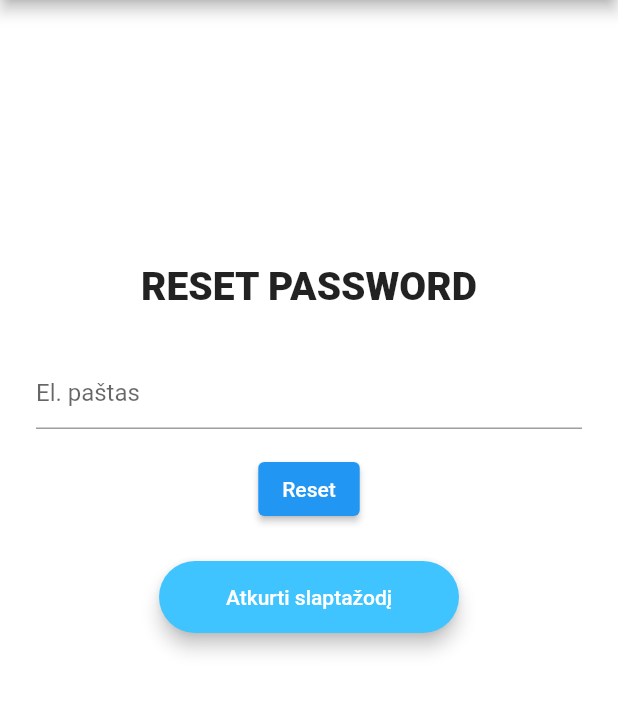
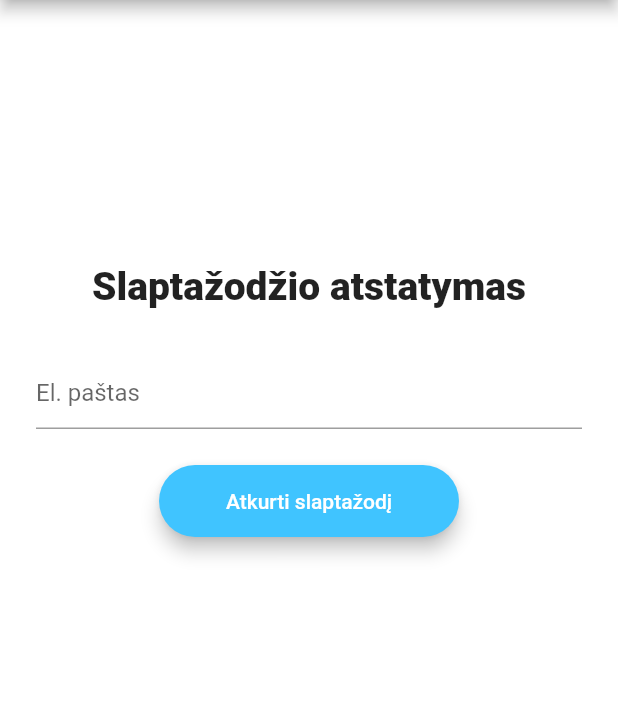
Before and after one commit to JustSomeStudent/ChatApp, a Flutter app: the ForgotPassword screen opened directly, on a phone screen of 412 x 824 dp, the part 84-799 px from its top. Run offline on Flutter 3.47's test engine with Material 2 defaults, Android fonts, the phone set to English and light mode, and no system bars; our stand-ins replace cloud_firestore, firebase_auth, firebase_core, modal_progress_hud_nsn; accounts and stored records are empty.

Commit message:
mazi pakeitimai

```diff
--- a/lib/screens/forgot_password_screen.dart
+++ b/lib/screens/forgot_password_screen.dart
@@ -43,7 +43,7 @@ class _ForgotPasswordState extends State<ForgotPassword> {
                 const Padding(
                   padding: EdgeInsets.only(top: 160, bottom: 24),
                   child: Text(
-                    'RESET PASSWORD',
+                    'Slaptažodžio atstatymas',
                     style: TextStyle(
                         fontSize: 26, fontWeight: FontWeight.w800),
                   ),
@@ -58,7 +58,7 @@ class _ForgotPasswordState extends State<ForgotPassword> {
                     autofillHints: const [AutofillHints.email],
                   ),
                 ),
-                Padding(
+                /*Padding(
                   padding: const EdgeInsets.all(8.0),
                   child: ElevatedButton(
                     onPressed: (){
@@ -66,7 +66,7 @@ class _ForgotPasswordState extends State<ForgotPassword> {
                     },
                     child: const Text('Reset'),
                   ),
-                ),
+                ),*/
                 RoundedButton(
                   color: Colors.lightBlueAccent,
                   title: 'Atkurti slaptažodį',
```
Also changed, not shown: pubspec.lock.
